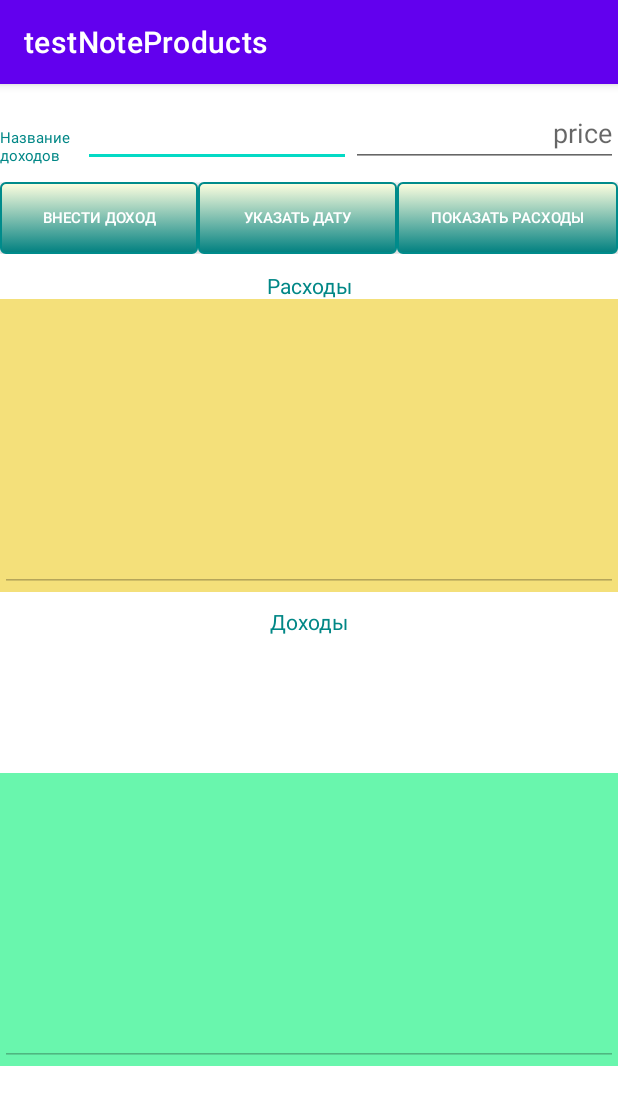
After one commit to Dmitry1983-cmyk/NoteProducts, an Android app: the FinanceActivity screen opened directly, with no data from a screen before it, on a phone screen of 412 x 824 dp. The commit adds this screen. Shown: the top 1105 px of the screen. Run offline under Robolectric (Android 15) with nearby library versions, the phone set to English and light mode, and no system bars.

Commit message:
add new activity

```diff
--- a/app/src/main/AndroidManifest.xml
+++ b/app/src/main/AndroidManifest.xml
@@ -9,6 +9,7 @@
         android:roundIcon="@mipmap/ic_launcher_round"
         android:supportsRtl="true"
         android:theme="@style/Theme.TestNoteProducts">
+        <activity android:name=".FinanceActivity"></activity>
         <activity android:name=".MainActivity">
             <intent-filter>
                 <action android:name="android.intent.action.MAIN" />
--- /dev/null
+++ b/app/src/main/java/com/example/testnoteproducts/FinanceActivity.java
@@ -0,0 +1,129 @@
+package com.example.testnoteproducts;
+
+import androidx.appcompat.app.AppCompatActivity;
+
+import android.app.DatePickerDialog;
+import android.content.Intent;
+import android.os.Bundle;
+import android.text.format.DateUtils;
+import android.view.View;
+import android.widget.Button;
+import android.widget.DatePicker;
+import android.widget.EditText;
+import android.widget.TextView;
+import android.widget.Toast;
+
+import java.io.FileNotFoundException;
+import java.io.FileOutputStream;
+import java.io.IOException;
+import java.util.ArrayList;
+import java.util.Calendar;
+
+public class FinanceActivity extends AppCompatActivity {
+
+    private final static String FILE_NAME = "Gains.txt";
+    Calendar dateAndTime=Calendar.getInstance();
+    ArrayList<String> gainsList;
+    TextView txt_gainName,txt_priceGain,currentDate;
+    Button btn_addgain,btn_showcost;
+    @Override
+    protected void onCreate(Bundle savedInstanceState) {
+        super.onCreate(savedInstanceState);
+        setContentView(R.layout.activity_finance);
+
+        gainsList=new ArrayList<String>();
+        currentDate=findViewById(R.id.tmpDate);
+        txt_gainName=findViewById(R.id.txtnameGain);
+        txt_priceGain=findViewById(R.id.txtPriceGain);
+        btn_addgain=findViewById(R.id.btnAddGain);
+        btn_showcost=findViewById(R.id.btnShowCost);
+
+        Intent intent = getIntent();
+//        String weigth = intent.getStringExtra("user_weight");
+//        String grow = intent.getStringExtra("user_grow");
+//        String sex = intent.getStringExtra("user_sex");
+
+
+        setInitialDate();
+    }
+
+    @Override
+    protected void onResume() {
+        super.onResume();
+    }
+
+    @Override
+    protected void onRestart() {
+        super.onRestart();
+    }
+
+    @Override
+    protected void onPause() {
+        super.onPause();
+    }
+
+    @Override
+    protected void onDestroy() {
+        super.onDestroy();
+    }
+
+    public void addGainMethod(View view){
+        if(txt_gainName.getText().length()!=0&& txt_priceGain.getText().length()!=0){
+            gainsList.add(txt_gainName.getText().toString()+"\t"+txt_priceGain.getText().toString());
+
+            /*--------------------save to File --------------------------*/
+            FileOutputStream fos = null;
+            try {
+                fos = openFileOutput(FILE_NAME, MODE_PRIVATE);
+                //fos.write(txt_gainName.getText().toString().getBytes());
+                fos.write(txt_gainName.getText().toString().getBytes());
+                Toast.makeText(getApplicationContext(), "SAVED!", Toast.LENGTH_SHORT).show();
+            } catch (FileNotFoundException e) {
+                Toast.makeText(getApplicationContext(), e.getMessage(), Toast.LENGTH_SHORT).show();
+            } catch (IOException e) {
+                Toast.makeText(getApplicationContext(), e.getMessage(), Toast.LENGTH_SHORT).show();
+            } finally {
+                try {
+                    if(fos != null)
+                        fos.close();
+
+                } catch (IOException e) {
+                    Toast.makeText(getApplicationContext(), e.getMessage(), Toast.LENGTH_SHORT).show();
+                }
+            }
+            /*--------------------end save to File ----------------------*/
+        }else {
+            Toast.makeText(this, "Поля не могут быть пустыми!", Toast.LENGTH_SHORT).show();
+        }
+    }
+
+    public void showCostmethod(View view){
+
+    }
+
+    public void setDateGains(View view){
+        if(txt_gainName.getText().length()!=0&& txt_priceGain.getText().length()!=0){
+            new DatePickerDialog(FinanceActivity.this,
+                    d,
+                    dateAndTime.get(Calendar.YEAR),
+                    dateAndTime.get(Calendar.MONTH),
+                    dateAndTime.get(Calendar.DAY_OF_MONTH)).show();
+
+        }else {
+            Toast.makeText(this, "Поля не могут быть пустыми!", Toast.LENGTH_SHORT).show();
+        }
+    }
+    private void setInitialDate(){
+        currentDate.setText(DateUtils.formatDateTime(this,dateAndTime.getTimeInMillis(),DateUtils.FORMAT_SHOW_DATE | DateUtils.FORMAT_SHOW_YEAR));
+    }
+    DatePickerDialog.OnDateSetListener d= new DatePickerDialog.OnDateSetListener() {
+        @Override
+        public void onDateSet(DatePicker view, int year, int month, int dayOfMonth) {
+            dateAndTime.set(Calendar.YEAR,year);
+            dateAndTime.set(Calendar.MONTH,month);
+            dateAndTime.set(Calendar.DAY_OF_MONTH,dayOfMonth);
+            setInitialDate();
+        }
+    };
+
+}
--- a/app/src/main/java/com/example/testnoteproducts/ModalWindow.java
+++ b/app/src/main/java/com/example/testnoteproducts/ModalWindow.java
@@ -10,6 +10,10 @@ import android.widget.Toast;
 import androidx.annotation.NonNull;
 import androidx.annotation.Nullable;
 import androidx.fragment.app.DialogFragment;
+
+import java.io.FileNotFoundException;
+import java.io.FileOutputStream;
+import java.io.IOException;
 
 public class ModalWindow extends DialogFragment {
     private Removeable removable;
--- /dev/null
+++ b/app/src/main/res/layout/activity_finance.xml
@@ -0,0 +1,175 @@
+<?xml version="1.0" encoding="utf-8"?>
+<androidx.constraintlayout.widget.ConstraintLayout xmlns:android="http://schemas.android.com/apk/res/android"
+    xmlns:app="http://schemas.android.com/apk/res-auto"
+    xmlns:tools="http://schemas.android.com/tools"
+    android:layout_width="match_parent"
+    android:layout_height="match_parent"
+    tools:context=".FinanceActivity">
+
+    <LinearLayout
+        android:id="@+id/linearLayout3"
+        android:layout_width="wrap_content"
+        android:layout_height="wrap_content"
+        android:layout_marginTop="10dp"
+        android:orientation="horizontal"
+        app:layout_constraintEnd_toEndOf="parent"
+        app:layout_constraintStart_toStartOf="parent"
+        app:layout_constraintTop_toTopOf="parent">
+
+        <TextView
+            android:id="@+id/textView2"
+            android:layout_width="wrap_content"
+            android:layout_height="wrap_content"
+            android:layout_weight="1"
+            android:text="Название доходов"
+            android:textColor="@color/teal_700"
+            android:textSize="10sp" />
+
+        <EditText
+            android:id="@+id/txtnameGain"
+            android:layout_width="wrap_content"
+            android:layout_height="wrap_content"
+            android:layout_weight="1"
+            android:ems="10"
+            android:inputType="textPersonName" />
+
+        <EditText
+            android:id="@+id/txtPriceGain"
+            android:layout_width="wrap_content"
+            android:layout_height="wrap_content"
+            android:layout_weight="1"
+            android:ems="10"
+            android:hint="price"
+            android:inputType="number"
+            android:textAlignment="textEnd"
+            android:textColor="@color/teal_700" />
+
+    </LinearLayout>
+
+    <LinearLayout
+        android:id="@+id/linearLayout4"
+        android:layout_width="0dp"
+        android:layout_height="wrap_content"
+        android:layout_marginTop="10dp"
+        android:orientation="horizontal"
+        app:layout_constraintEnd_toEndOf="parent"
+        app:layout_constraintStart_toStartOf="parent"
+        app:layout_constraintTop_toBottomOf="@+id/linearLayout3">
+
+        <androidx.appcompat.widget.AppCompatButton
+            android:id="@+id/btnAddGain"
+            android:layout_width="wrap_content"
+            android:layout_height="wrap_content"
+            android:layout_weight="1"
+
+            android:background="@drawable/date_btn"
+            android:onClick="addGainMethod"
+
+            android:text="Внести доход"
+            android:textColor="@color/white"
+            android:textSize="10sp" />
+
+        <androidx.appcompat.widget.AppCompatButton
+            android:id="@+id/btnAddDate"
+            android:layout_width="wrap_content"
+            android:layout_height="wrap_content"
+            android:layout_weight="1"
+            android:background="@drawable/date_btn"
+            android:onClick="setDateGains"
+            android:text="указать дату"
+            android:textColor="@color/white"
+            android:textSize="10sp" />
+
+        <androidx.appcompat.widget.AppCompatButton
+            android:id="@+id/btnShowCost"
+            android:layout_width="wrap_content"
+            android:layout_height="wrap_content"
+            android:layout_weight="1"
+
+            android:background="@drawable/date_btn"
+            android:onClick="showCostmethod"
+
+            android:text="Показать расходы"
+            android:textColor="@color/white"
+            android:textSize="10sp" />
+    </LinearLayout>
+
+    <LinearLayout
+        android:id="@+id/linearLayout5"
+        android:layout_width="0dp"
+        android:layout_height="195dp"
+        android:layout_marginTop="30dp"
+        android:background="#F4E07A"
+        android:orientation="vertical"
+        app:layout_constraintEnd_toEndOf="parent"
+        app:layout_constraintStart_toStartOf="parent"
+        app:layout_constraintTop_toBottomOf="@+id/linearLayout4">
+
+        <EditText
+            android:id="@+id/txtCostsMultiLine"
+            android:layout_width="match_parent"
+            android:layout_height="match_parent"
+            android:ems="10"
+            android:enabled="false"
+            android:gravity="start|top"
+            android:inputType="textMultiLine" />
+    </LinearLayout>
+
+    <TextView
+        android:id="@+id/textView3"
+        android:layout_width="wrap_content"
+        android:layout_height="wrap_content"
+        android:layout_marginTop="11dp"
+        android:text="Расходы"
+        android:textColor="@color/teal_700"
+        app:layout_constraintEnd_toEndOf="parent"
+        app:layout_constraintStart_toStartOf="parent"
+        app:layout_constraintTop_toBottomOf="@+id/linearLayout4" />
+
+    <TextView
+        android:id="@+id/textView4"
+        android:layout_width="wrap_content"
+        android:layout_height="wrap_content"
+        android:layout_marginTop="10dp"
+        android:text="Доходы"
+        android:textColor="@color/teal_700"
+        app:layout_constraintEnd_toEndOf="parent"
+        app:layout_constraintStart_toStartOf="parent"
+        app:layout_constraintTop_toBottomOf="@+id/linearLayout5" />
+
+    <LinearLayout
+        android:id="@+id/linearLayout6"
+        android:layout_width="0dp"
+        android:layout_height="195dp"
+        android:layout_marginTop="10dp"
+        android:layout_marginBottom="32dp"
+        android:background="#69F6AD"
+        android:orientation="vertical"
+        app:layout_constraintBottom_toBottomOf="parent"
+        app:layout_constraintEnd_toEndOf="parent"
+        app:layout_constraintStart_toStartOf="parent"
+        app:layout_constraintTop_toBottomOf="@+id/textView4">
+
+        <EditText
+            android:id="@+id/txtGainsMultiLine2"
+            android:layout_width="match_parent"
+            android:layout_height="match_parent"
+            android:ems="10"
+            android:enabled="false"
+            android:gravity="start|top"
+            android:inputType="textMultiLine" />
+    </LinearLayout>
+
+    <TextView
+        android:id="@+id/tmpDate"
+        android:layout_width="wrap_content"
+        android:layout_height="wrap_content"
+        android:layout_marginStart="9dp"
+        android:layout_marginTop="11dp"
+        android:layout_marginBottom="9dp"
+        android:text="TextView"
+        android:visibility="invisible"
+        app:layout_constraintBottom_toTopOf="@+id/linearLayout6"
+        app:layout_constraintStart_toStartOf="parent"
+        app:layout_constraintTop_toBottomOf="@+id/linearLayout5" />
+</androidx.constraintlayout.widget.ConstraintLayout>
```
Also changed, not shown: app/src/main/java/com/example/testnoteproducts/MainActivity.java (+66 -0 lines), app/src/main/res/layout/activity_main.xml (+13 -2 lines).
